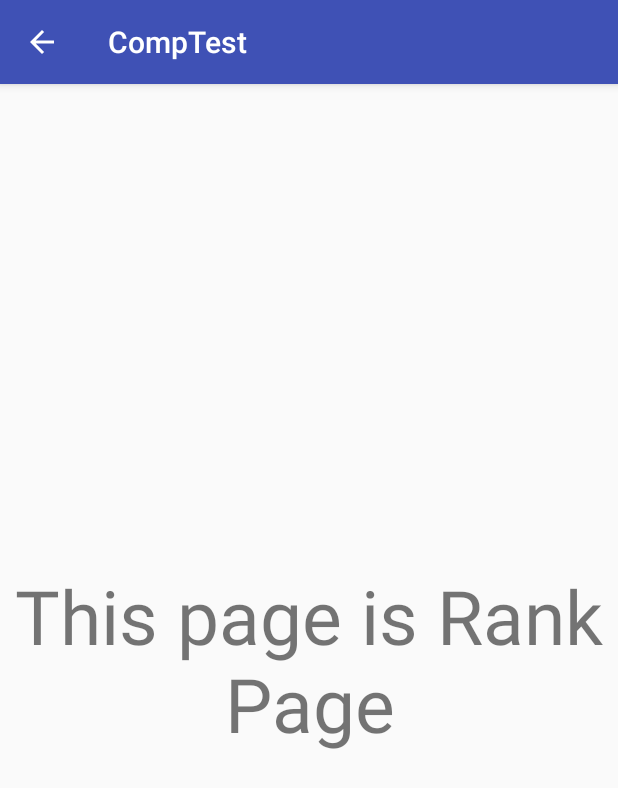
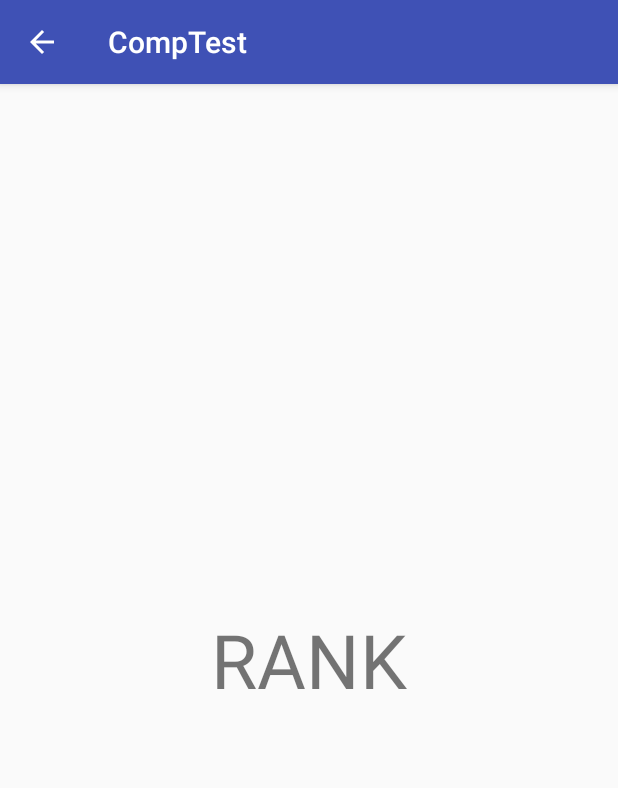
Before and after one commit to 1hanhb/Racing3, an Android app: the RankActivity screen opened directly, with no data from a screen before it, on a phone screen of 412 x 824 dp. Shown: the top 788 px of the screen. Run offline under Robolectric (Android 15) with nearby library versions, the phone set to English and light mode, and no system bars.

```diff
--- a/app/src/main/res/layout/activity_main.xml
+++ b/app/src/main/res/layout/activity_main.xml
@@ -128,7 +128,7 @@
                     android:layout_height="160dp"
                     android:layout_marginRight="1dp"
                     android:layout_marginBottom="1dp"
-                    android:background="@drawable/test_button_img_1"/>
+                    android:background="@drawable/test_button_img_11"/>
 
                 <Button
                     android:id="@+id/mainTmapButton"
--- a/app/src/main/res/layout/activity_rank.xml
+++ b/app/src/main/res/layout/activity_rank.xml
@@ -2,13 +2,56 @@
 <LinearLayout xmlns:android="http://schemas.android.com/apk/res/android"
     android:layout_width="match_parent"
     android:layout_height="match_parent"
-    android:orientation="vertical">
+    android:orientation="vertical"
+    android:gravity="top">
 
     <TextView
         android:layout_width="match_parent"
         android:layout_height="match_parent"
         android:gravity="center"
-        android:text="This page is Rank Page"
+        android:text="RANK"
         android:textSize="50dp"/>
 
+    <LinearLayout
+        android:layout_width="match_parent"
+        android:layout_height="wrap_content">
+
+    </LinearLayout>
+
+    <LinearLayout
+        android:layout_width="match_parent"
+        android:layout_height="wrap_content">
+
+    </LinearLayout>
+
+    <LinearLayout
+        android:layout_width="match_parent"
+        android:layout_height="wrap_content">
+
+    </LinearLayout>
+
+    <LinearLayout
+        android:layout_width="match_parent"
+        android:layout_height="wrap_content">
+
+    </LinearLayout>
+
+    <LinearLayout
+        android:layout_width="match_parent"
+        android:layout_height="wrap_content">
+
+    </LinearLayout>
+
+    <LinearLayout
+        android:layout_width="match_parent"
+        android:layout_height="wrap_content">
+
+    </LinearLayout>
+
+    <LinearLayout
+        android:layout_width="match_parent"
+        android:layout_height="wrap_content">
+
+    </LinearLayout>
+
 </LinearLayout>
```
Also changed, not shown: app/src/main/java/com/example/munak/comptest/MainActivity.java (+12 -3 lines), app/src/main/res/layout/activity_splash.xml (+4 -4 lines), app/src/main/res/drawable/splash_img_01.png (added), app/src/main/res/drawable/splash_img_02.jpg (added), app/src/main/res/drawable/splash_img_03.png (added), app/src/main/res/drawable/splash_img_04.png (added), app/src/main/res/drawable/test_button_img_11.png (added), app/src/main/res/layout/activity_sign_up.xml (line endings or trailing spaces).
